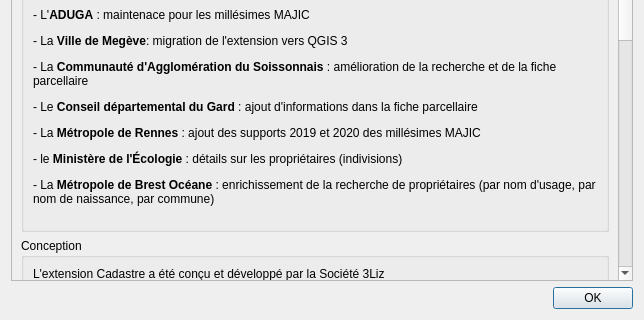
3liz/QgisCadastrePlugin, file cadastre/forms/cadastre_about_form.ui: the form before one commit; both pictures show x 0 to 644 and y 474 to 794 of the 644 by 794 pixel window.
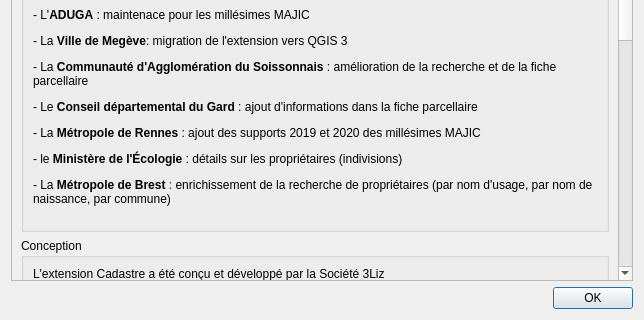
The form after the commit.

Commit message: remove oceane from brest metropole name

```diff
--- a/cadastre/forms/cadastre_about_form.ui
+++ b/cadastre/forms/cadastre_about_form.ui
@@ -474,7 +474,7 @@
           <item>
            <widget class="QLabel" name="label_21">
             <property name="text">
-             <string>&lt;html&gt;&lt;head/&gt;&lt;body&gt;&lt;p&gt;Les structures suivantes ont aidé 3Liz pour la maintenance ou l'ajout de fonctionnalités:&lt;/p&gt;&lt;p&gt;- L'&lt;span style=&quot; font-weight:600;&quot;&gt;ADUGA&lt;/span&gt; : maintenace pour les millésimes MAJIC&lt;/p&gt;&lt;p&gt;- La &lt;span style=&quot; font-weight:600;&quot;&gt;Ville de Megève&lt;/span&gt;: migration de l'extension vers QGIS 3&lt;/p&gt;&lt;p&gt;- La &lt;span style=&quot; font-weight:600;&quot;&gt;Communauté d'Agglomération du Soissonnais&lt;/span&gt; : amélioration de la recherche et de la fiche parcellaire&lt;/p&gt;&lt;p&gt;- Le &lt;span style=&quot; font-weight:600;&quot;&gt;Conseil départemental du Gard&lt;/span&gt; : ajout d'informations dans la fiche parcellaire&lt;/p&gt;&lt;p&gt;- La &lt;span style=&quot; font-weight:600;&quot;&gt;Métropole de Rennes&lt;/span&gt; : ajout des supports 2019 et 2020 des millésimes MAJIC&lt;/p&gt;&lt;p&gt;- le &lt;span style=&quot; font-weight:600;&quot;&gt;Ministère de l'Écologie&lt;/span&gt; : détails sur les propriétaires (indivisions)&lt;/p&gt; - La &lt;span style=&quot; font-weight:600;&quot;&gt;Métropole de Brest Océane&lt;/span&gt; : enrichissement de la recherche de propriétaires (par nom d'usage, par nom de naissance, par commune)&lt;/p&gt;&lt;p&gt;&lt;/body&gt;&lt;/html&gt;</string>
+             <string>&lt;html&gt;&lt;head/&gt;&lt;body&gt;&lt;p&gt;Les structures suivantes ont aidé 3Liz pour la maintenance ou l'ajout de fonctionnalités:&lt;/p&gt;&lt;p&gt;- L'&lt;span style=&quot; font-weight:600;&quot;&gt;ADUGA&lt;/span&gt; : maintenace pour les millésimes MAJIC&lt;/p&gt;&lt;p&gt;- La &lt;span style=&quot; font-weight:600;&quot;&gt;Ville de Megève&lt;/span&gt;: migration de l'extension vers QGIS 3&lt;/p&gt;&lt;p&gt;- La &lt;span style=&quot; font-weight:600;&quot;&gt;Communauté d'Agglomération du Soissonnais&lt;/span&gt; : amélioration de la recherche et de la fiche parcellaire&lt;/p&gt;&lt;p&gt;- Le &lt;span style=&quot; font-weight:600;&quot;&gt;Conseil départemental du Gard&lt;/span&gt; : ajout d'informations dans la fiche parcellaire&lt;/p&gt;&lt;p&gt;- La &lt;span style=&quot; font-weight:600;&quot;&gt;Métropole de Rennes&lt;/span&gt; : ajout des supports 2019 et 2020 des millésimes MAJIC&lt;/p&gt;&lt;p&gt;- le &lt;span style=&quot; font-weight:600;&quot;&gt;Ministère de l'Écologie&lt;/span&gt; : détails sur les propriétaires (indivisions)&lt;/p&gt; - La &lt;span style=&quot; font-weight:600;&quot;&gt;Métropole de Brest&lt;/span&gt; : enrichissement de la recherche de propriétaires (par nom d'usage, par nom de naissance, par commune)&lt;/p&gt;&lt;p&gt;&lt;/body&gt;&lt;/html&gt;</string>
             </property>
             <property name="textFormat">
              <enum>Qt::RichText</enum>
```
The commit also changes 2 other files.
